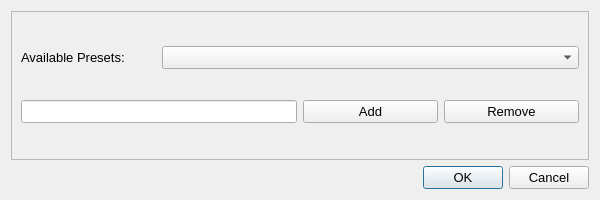
Qt form qt_project/presetdialog.ui (VivianDLi/CryoViT-UI) before a commit.
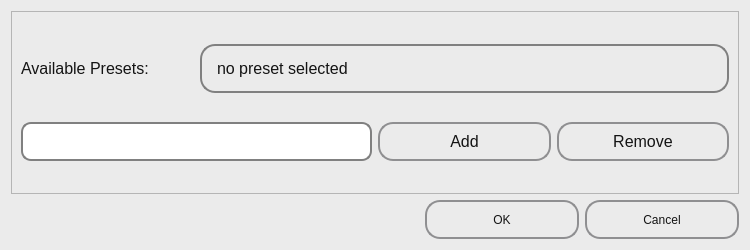
The same form after that commit.

What changed in the file:
```diff
--- a/qt_project/presetdialog.ui
+++ b/qt_project/presetdialog.ui
@@ -6,8 +6,8 @@
    <rect>
     <x>0</x>
     <y>0</y>
-    <width>600</width>
-    <height>200</height>
+    <width>750</width>
+    <height>250</height>
    </rect>
   </property>
   <property name="sizePolicy">
@@ -19,6 +19,10 @@
   <property name="windowTitle">
    <string>Select an existing preset or create a new one to save:</string>
   </property>
+  <property name="styleSheet">
+   <string notr="true">background-color: rgb(235, 235, 235);
+color: rgb(20, 20, 20);</string>
+  </property>
   <layout class="QVBoxLayout" name="verticalLayout">
    <item>
     <widget class="QFrame" name="presetFrame">
@@ -37,20 +41,49 @@
      <layout class="QGridLayout" name="gridLayout">
       <item row="1" column="0" colspan="2">
        <widget class="QLineEdit" name="presetName">
+        <property name="sizePolicy">
+         <sizepolicy hsizetype="Expanding" vsizetype="Preferred">
+          <horstretch>0</horstretch>
+          <verstretch>0</verstretch>
+         </sizepolicy>
+        </property>
         <property name="font">
          <font>
-          <pointsize>10</pointsize>
+          <family>Segoe UI</family>
+          <pointsize>12</pointsize>
+          <italic>false</italic>
+          <bold>false</bold>
          </font>
         </property>
+        <property name="styleSheet">
+         <string notr="true">QLineEdit {
+    border: 2px solid gray;
+    border-radius: 10px;
+    padding: 0 8px;
+    background: white;
+    selection-background-color: darkgray;
+	font: 12pt &quot;Segoe UI&quot;;
+}</string>
+        </property>
        </widget>
       </item>
       <item row="0" column="0">
        <widget class="QLabel" name="presetLabel">
         <property name="font">
          <font>
-          <pointsize>10</pointsize>
+          <family>Segoe UI</family>
+          <pointsize>12</pointsize>
+          <italic>false</italic>
+          <fontweight>DemiBold</fontweight>
          </font>
         </property>
+        <property name="styleSheet">
+         <string notr="true">QFrame {
+	border: 0px;
+	width: 200px;
+	font: 600 12pt &quot;Segoe UI&quot;;
+}</string>
+        </property>
         <property name="text">
          <string>Available Presets:</string>
         </property>
@@ -60,9 +93,27 @@
        <widget class="QPushButton" name="presetAdd">
         <property name="font">
          <font>
-          <pointsize>10</pointsize>
+          <family>Segoe UI</family>
+          <pointsize>12</pointsize>
+          <italic>false</italic>
+          <fontweight>DemiBold</fontweight>
          </font>
         </property>
+        <property name="styleSheet">
+         <string notr="true">QPushButton {
+	border: 2px solid #8f8f91;
+	border-radius: 15px;
+	min-width: 100px;
+	height: 35px;
+	background-color: qlineargradient(x1: 0, y1: 0, x2: 0, y2: 1,
+                                      stop: 0 #f6f7fa, stop: 1 #dadbde);
+	font: 600 12pt &quot;Segoe UI&quot;;
+}
+QPushButton:pressed {
+    background-color: qlineargradient(x1: 0, y1: 0, x2: 0, y2: 1,
+                                      stop: 0 #dadbde, stop: 1 #f6f7fa);
+}</string>
+        </property>
         <property name="text">
          <string>Add</string>
         </property>
@@ -72,9 +123,27 @@
        <widget class="QPushButton" name="presetRemove">
         <property name="font">
          <font>
-          <pointsize>10</pointsize>
+          <family>Segoe UI</family>
+          <pointsize>12</pointsize>
+          <italic>false</italic>
+          <fontweight>DemiBold</fontweight>
          </font>
         </property>
+        <property name="styleSheet">
+         <string notr="true">QPushButton {
+	border: 2px solid #8f8f91;
+	border-radius: 15px;
+	min-width: 100px;
+	height: 35px;
+	background-color: qlineargradient(x1: 0, y1: 0, x2: 0, y2: 1,
+                                      stop: 0 #f6f7fa, stop: 1 #dadbde);
+	font: 600 12pt &quot;Segoe UI&quot;;
+}
+QPushButton:pressed {
+    background-color: qlineargradient(x1: 0, y1: 0, x2: 0, y2: 1,
+                                      stop: 0 #dadbde, stop: 1 #f6f7fa);
+}</string>
+        </property>
         <property name="text">
          <string>Remove</string>
         </property>
@@ -90,9 +159,43 @@
         </property>
         <property name="font">
          <font>
-          <pointsize>10</pointsize>
+          <family>Segoe UI</family>
+          <pointsize>12</pointsize>
+          <italic>false</italic>
+          <fontweight>DemiBold</fontweight>
          </font>
         </property>
+        <property name="styleSheet">
+         <string notr="true">QComboBox {
+	border: 2px solid gray;
+	border-radius: 15px;
+	height: 35px;
+	padding: 5px 18px 5px 15px;
+	background: qlineargradient(x1: 0, y1: 0, x2: 0, y2: 1,
+                                 stop: 0 #E1E1E1, stop: 0.4 #DDDDDD,
+                                 stop: 0.5 #D8D8D8, stop: 1.0 #D3D3D3);
+	font: 600 12pt &quot;Segoe UI&quot;;
+}
+
+QComboBox:on {
+    padding-top: 3px;
+    padding-left: 4px;
+}
+
+QComboBox::drop-down {
+    subcontrol-origin: padding;
+    subcontrol-position: top right;
+    width: 30px;
+
+    border-left-width: 0px;
+    border-top-right-radius: 15px;
+    border-bottom-right-radius: 15px;
+}
+QComboBox::item {
+	background-color: white;
+	selection-background-color: rgb(181, 181, 181);
+}</string>
+        </property>
         <property name="currentText">
          <string/>
         </property>
@@ -100,7 +203,7 @@
          <enum>QComboBox::InsertPolicy::InsertAlphabetically</enum>
         </property>
         <property name="placeholderText">
-         <string>No preset selected</string>
+         <string>no preset selected</string>
         </property>
        </widget>
       </item>
@@ -114,6 +217,21 @@
        <pointsize>10</pointsize>
       </font>
      </property>
+     <property name="styleSheet">
+      <string notr="true">QPushButton {
+	border: 2px solid #8f8f91;
+	border-radius: 15px;
+	min-width: 150px;
+	height: 35px;
+	background-color: qlineargradient(x1: 0, y1: 0, x2: 0, y2: 1,
+                                      stop: 0 #f6f7fa, stop: 1 #dadbde);
+	font: 600 12pt &quot;Segoe UI&quot;;
+}
+QPushButton:pressed {
+    background-color: qlineargradient(x1: 0, y1: 0, x2: 0, y2: 1,
+                                      stop: 0 #dadbde, stop: 1 #f6f7fa);
+}</string>
+     </property>
      <property name="orientation">
       <enum>Qt::Orientation::Horizontal</enum>
      </property>
```
